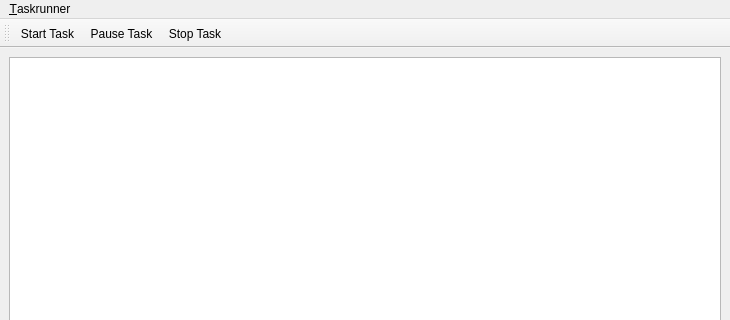
Above: gui/taskrunner/ui_taskgui.ui from Ulm-IQO/qudi before the change; both pictures show x 0 to 730 and y 0 to 320 of the 730 by 600 pixel window. Below: the same form after it.
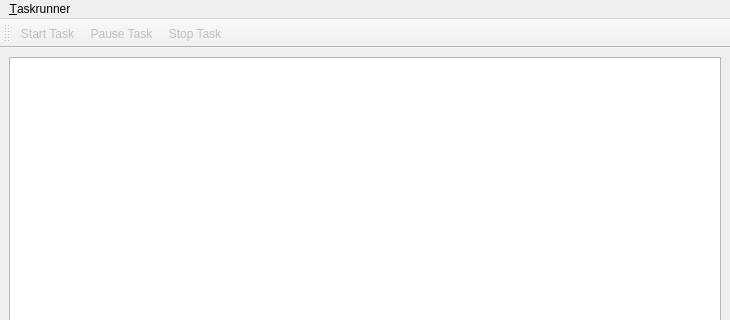
That is the form after the change. Icons and pictures are not drawn.

Diff of the .ui file:
```diff
--- a/gui/taskrunner/ui_taskgui.ui
+++ b/gui/taskrunner/ui_taskgui.ui
@@ -39,6 +39,9 @@
   </widget>
   <widget class="QStatusBar" name="statusbar"/>
   <widget class="QToolBar" name="toolBar">
+   <property name="enabled">
+    <bool>true</bool>
+   </property>
    <property name="windowTitle">
     <string>toolBar</string>
    </property>
@@ -53,6 +56,9 @@
    <addaction name="actionStop_Task"/>
   </widget>
   <action name="actionStart_Task">
+   <property name="enabled">
+    <bool>false</bool>
+   </property>
    <property name="icon">
     <iconset>
      <normaloff>../../artwork/icons/qudiTheme/22x22/start_counter.png</normaloff>../../artwork/icons/qudiTheme/22x22/start_counter.png</iconset>
@@ -75,11 +81,17 @@
    </property>
   </action>
   <action name="actionPause_Task">
+   <property name="enabled">
+    <bool>false</bool>
+   </property>
    <property name="text">
     <string>Pause Task</string>
    </property>
   </action>
   <action name="actionStop_Task">
+   <property name="enabled">
+    <bool>false</bool>
+   </property>
    <property name="icon">
     <iconset>
      <normaloff>../../artwork/icons/qudiTheme/22x22/stop.png</normaloff>../../artwork/icons/qudiTheme/22x22/stop.png</iconset>
```
